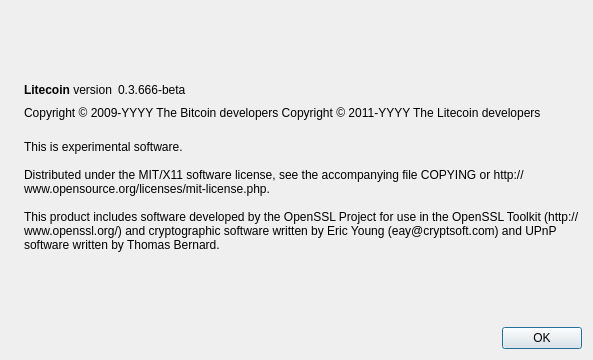
This is src/qt/forms/aboutdialog.ui in MystPhysX/HNC as Qt 5 draws it before an edit. The edited form follows.
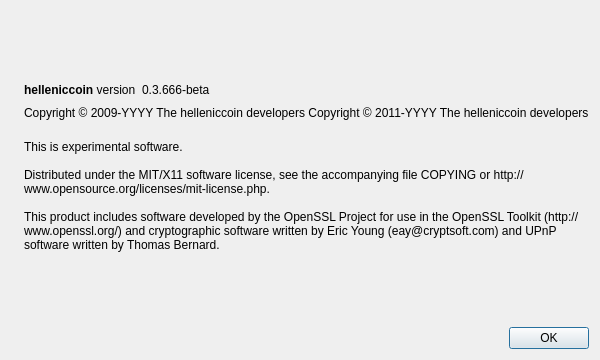
This is the edited form. Icons and pictures are not drawn.

Diff of the .ui file:
```diff
--- a/src/qt/forms/aboutdialog.ui
+++ b/src/qt/forms/aboutdialog.ui
@@ -50,7 +50,7 @@
           <cursorShape>IBeamCursor</cursorShape>
          </property>
          <property name="text">
-          <string>&lt;b&gt;Litecoin&lt;/b&gt; version</string>
+          <string>&lt;b&gt;helleniccoin&lt;/b&gt; version</string>
          </property>
          <property name="textInteractionFlags">
           <set>Qt::LinksAccessibleByMouse|Qt::TextSelectableByKeyboard|Qt::TextSelectableByMouse</set>
@@ -91,8 +91,8 @@
         <cursorShape>IBeamCursor</cursorShape>
        </property>
        <property name="text">
-        <string notr="true">Copyright &amp;copy; 2009-YYYY The Bitcoin developers
-Copyright &amp;copy; 2011-YYYY The Litecoin developers</string>
+        <string notr="true">Copyright &amp;copy; 2009-YYYY The helleniccoin developers
+Copyright &amp;copy; 2011-YYYY The helleniccoin developers</string>
        </property>
        <property name="textFormat">
         <enum>Qt::RichText</enum>
```
Left out of the diff: 6 changed lines with no effect on the pictures.
